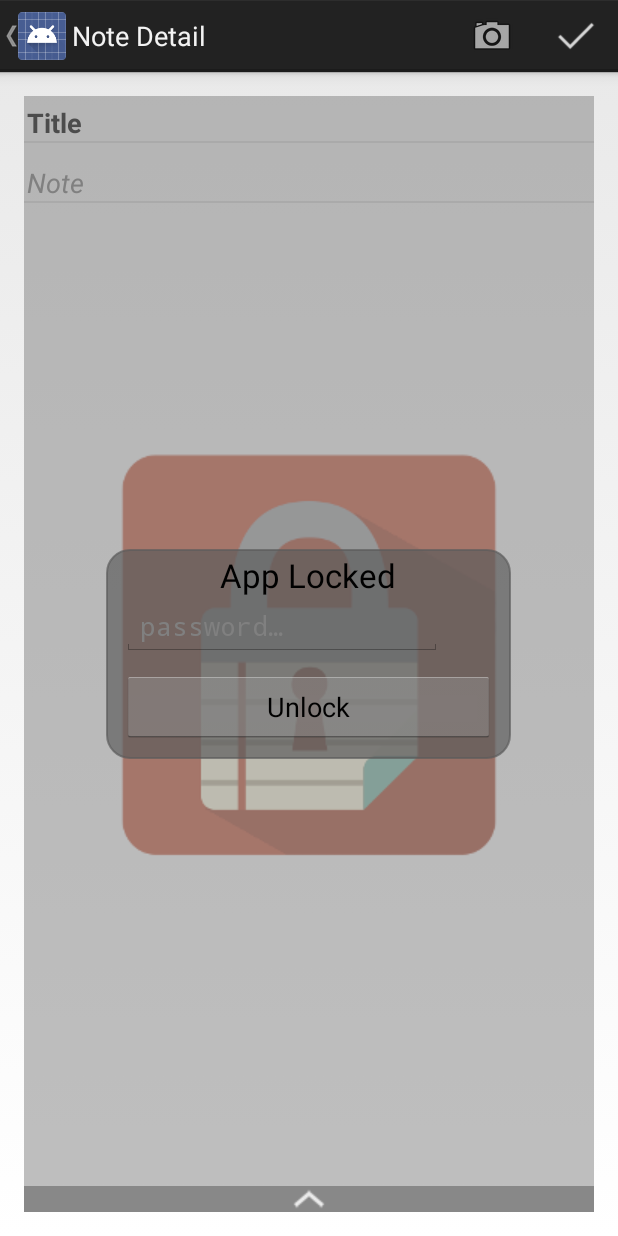
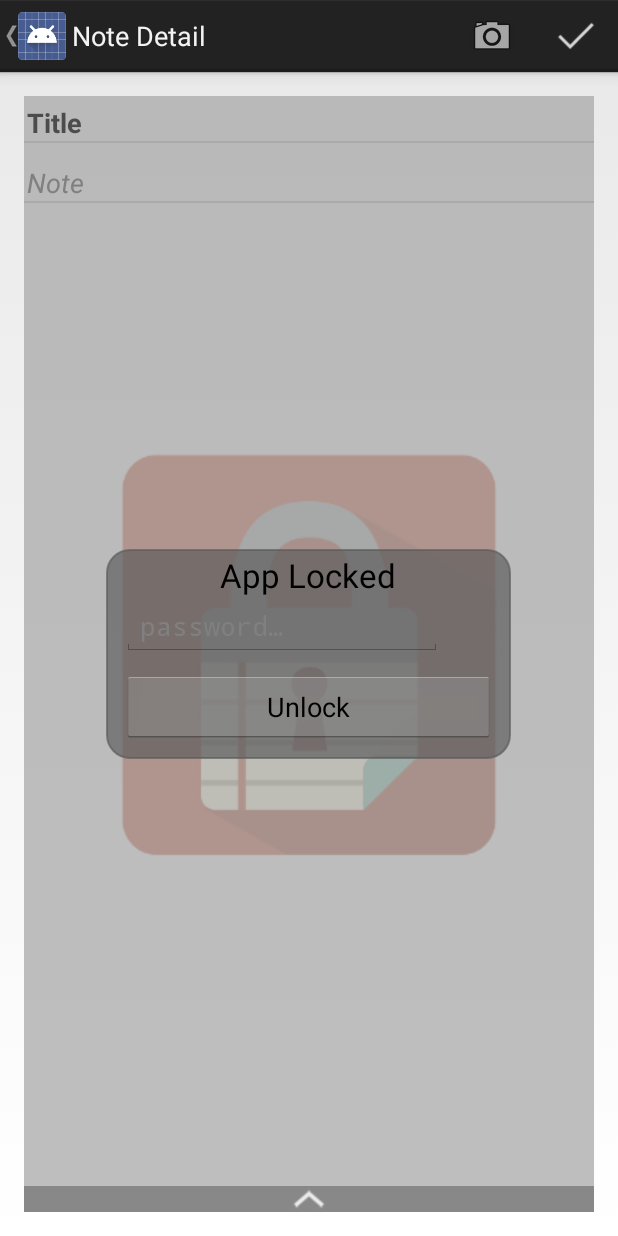
Before and after one commit to ThedSantana/SecNote, an Android app: the fragment NoteDetailFragment placed in its activity, on a phone screen of 412 x 824 dp. Run offline under Robolectric (Android 15) with nearby library versions, the phone set to English and light mode, and no system bars; 3 statements that could not run were skipped.

Commit message:
modifiche per Note detail activity layout

```diff
--- a/app/src/main/java/com/baraccasoftware/securenotes/app/NoteDetailFragment.java
+++ b/app/src/main/java/com/baraccasoftware/securenotes/app/NoteDetailFragment.java
@@ -144,7 +144,6 @@ public class NoteDetailFragment extends Fragment implements UndoBarController.Un
             }
         });
         deleteImage.setVisibility(View.GONE);
-
 
         mSlidingDrawer = (SlidingDrawer) rootView.findViewById(R.id.sliding);
         mSlidingDrawer.setOnDrawerCloseListener(new SlidingDrawer.OnDrawerCloseListener() {
--- a/app/src/main/res/layout/fragment_note_detail.xml
+++ b/app/src/main/res/layout/fragment_note_detail.xml
@@ -69,7 +69,7 @@
         android:layout_height="wrap_content"
         android:gravity="top"
 
-        android:background="@color/popup_gray"
+        android:background="@color/popup_gray_s"
         android:rotation="180"
         android:layout_alignParentStart="true"
         android:layout_weight="0.87">
--- a/app/src/main/res/values/colors.xml
+++ b/app/src/main/res/values/colors.xml
@@ -15,6 +15,7 @@
 
     <item name="fic_yell" type="color">#FFFAF6E0</item>
     <item name="popup_gray" type="color">#88888888</item>
+    <item name="popup_gray_s" type="color">#BAA8A8A8</item>
 
     <integer-array name="androidcolors">
         <item>@color/blue</item>
```
